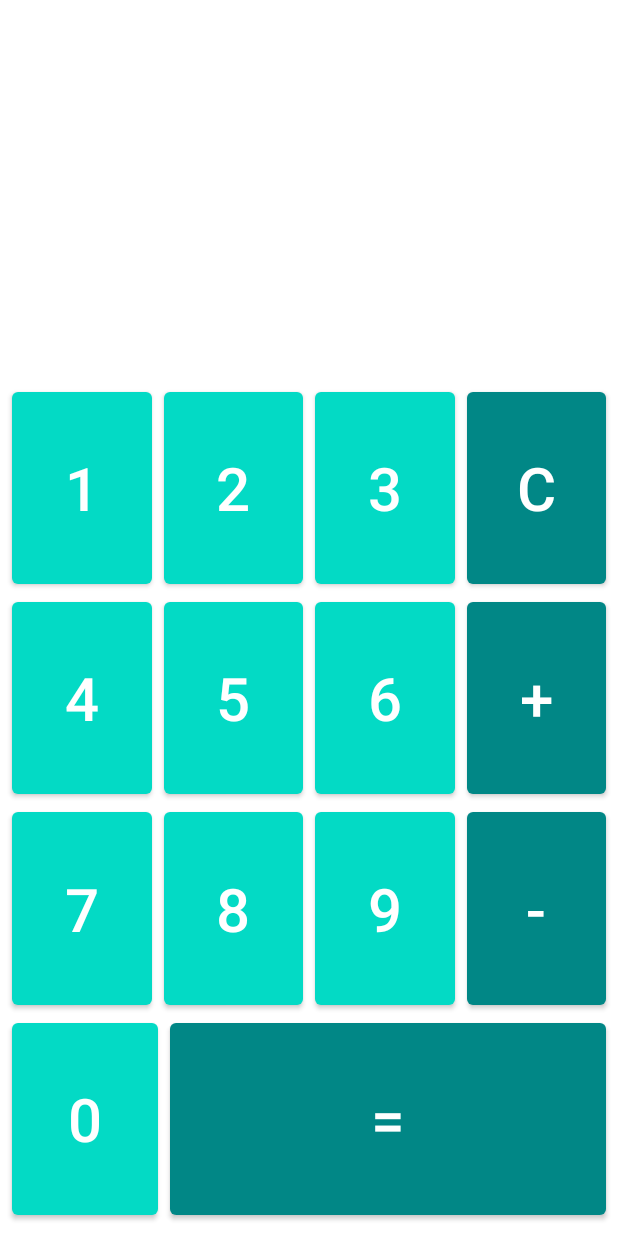
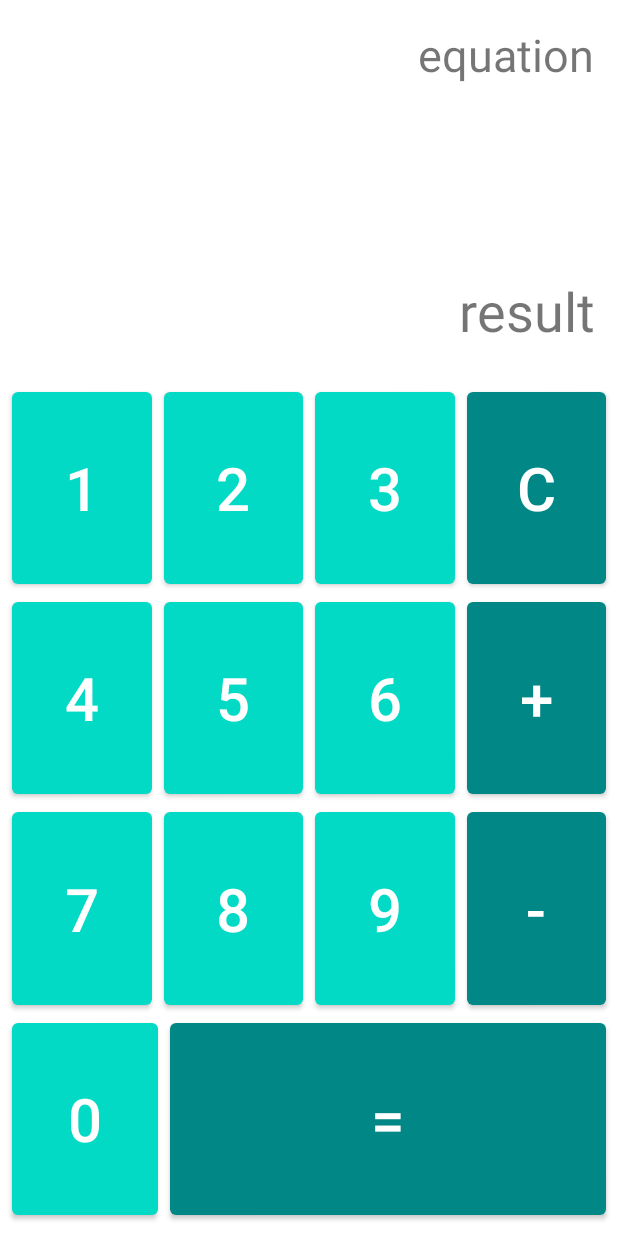
Before and after one commit to Jaeyong1114/calculatorPractice, an Android app: the layout activity_main.xml on its own in the app's theme, with its tools: preview values and no code run, on a phone screen of 412 x 824 dp. Run offline under Robolectric (Android 15) with nearby library versions, the phone set to English and light mode, and no system bars.

```diff
--- a/app/build.gradle
+++ b/app/build.gradle
@@ -30,7 +30,11 @@ android {
     kotlinOptions {
         jvmTarget = '1.8'
     }
+    viewBinding {
+        enabled = true
+    }
 }
+
 
 dependencies {
 
--- a/app/src/main/res/layout/activity_main.xml
+++ b/app/src/main/res/layout/activity_main.xml
@@ -5,6 +5,32 @@
     android:layout_width="match_parent"
     android:layout_height="match_parent"
     tools:context=".MainActivity">
+
+    <TextView
+        android:id="@+id/equationTextView"
+        android:layout_width="0dp"
+        android:layout_height="0dp"
+        android:gravity="end"
+        android:text="equation"
+        android:textSize="30sp"
+        android:padding="16dp"
+        app:layout_constraintBottom_toTopOf="@+id/resultTextView"
+        app:layout_constraintEnd_toEndOf="parent"
+        app:layout_constraintStart_toStartOf="parent"
+        app:layout_constraintTop_toTopOf="parent" />
+
+    <TextView
+        android:id="@+id/resultTextView"
+        android:layout_width="0dp"
+        android:layout_height="wrap_content"
+        android:gravity="end"
+        android:padding="16dp"
+        android:text="result"
+        android:textSize="36sp"
+        app:layout_constraintBottom_toTopOf="@+id/keyPadFlow"
+        app:layout_constraintEnd_toEndOf="parent"
+
+        app:layout_constraintStart_toStartOf="parent" />
 
     <androidx.constraintlayout.helper.widget.Flow
         android:id="@+id/keyPadFlow"
@@ -27,75 +53,89 @@
         android:id="@+id/button1"
         style="@style/numberKeypad"
         android:text="1"
+        android:onClick="numberClicked"
         tools:ignore="MissingConstraints" />
     <Button
         android:id="@+id/button2"
         style="@style/numberKeypad"
         android:text="2"
+        android:onClick="numberClicked"
         tools:ignore="MissingConstraints" />
     <Button
         android:id="@+id/button3"
         style="@style/numberKeypad"
         android:text="3"
+        android:onClick="numberClicked"
         tools:ignore="MissingConstraints" />
 
     <Button
         android:id="@+id/button4"
         style="@style/numberKeypad"
         android:text="4"
+        android:onClick="numberClicked"
         tools:ignore="MissingConstraints" />
     <Button
         android:id="@+id/button5"
         style="@style/numberKeypad"
         android:text="5"
+        android:onClick="numberClicked"
         tools:ignore="MissingConstraints" />
     <Button
         android:id="@+id/button6"
         style="@style/numberKeypad"
         android:text="6"
+        android:onClick="numberClicked"
         tools:ignore="MissingConstraints" />
 
     <Button
         android:id="@+id/button7"
         style="@style/numberKeypad"
         android:text="7"
+        android:onClick="numberClicked"
         tools:ignore="MissingConstraints" />
     <Button
         android:id="@+id/button8"
         style="@style/numberKeypad"
         android:text="8"
+        android:onClick="numberClicked"
         tools:ignore="MissingConstraints" />
     <Button
         android:id="@+id/button9"
         style="@style/numberKeypad"
         android:text="9"
+        android:onClick="numberClicked"
         tools:ignore="MissingConstraints" />
     <Button
         android:id="@+id/button0"
         style="@style/numberKeypad"
         android:text="0"
+        android:onClick="numberClicked"
         app:layout_constraintHorizontal_weight="1"
         tools:ignore="MissingConstraints" />
     <Button
         android:id="@+id/buttonEqual"
         style="@style/operatorKeypad"
         android:text="="
+        android:onClick="equalClicked"
         app:layout_constraintHorizontal_weight="3"
         tools:ignore="MissingConstraints" />
     <Button
         android:id="@+id/buttonClear"
         style="@style/operatorKeypad"
         android:text="C"
+        android:onClick="clearClicked"
         tools:ignore="MissingConstraints" />
     <Button
         android:id="@+id/buttonPlus"
         style="@style/operatorKeypad"
         android:text="+"
+        android:onClick="operatorClicked"
         tools:ignore="MissingConstraints" />
     <Button
         android:id="@+id/buttonMinus"
         style="@style/operatorKeypad"
         android:text="-"
+        android:onClick="operatorClicked"
         tools:ignore="MissingConstraints" />
 
 </androidx.constraintlayout.widget.ConstraintLayout>
```
Also changed, not shown: app/src/main/java/com/example/calculatorpractice/MainActivity.kt (+71 -1 lines).
